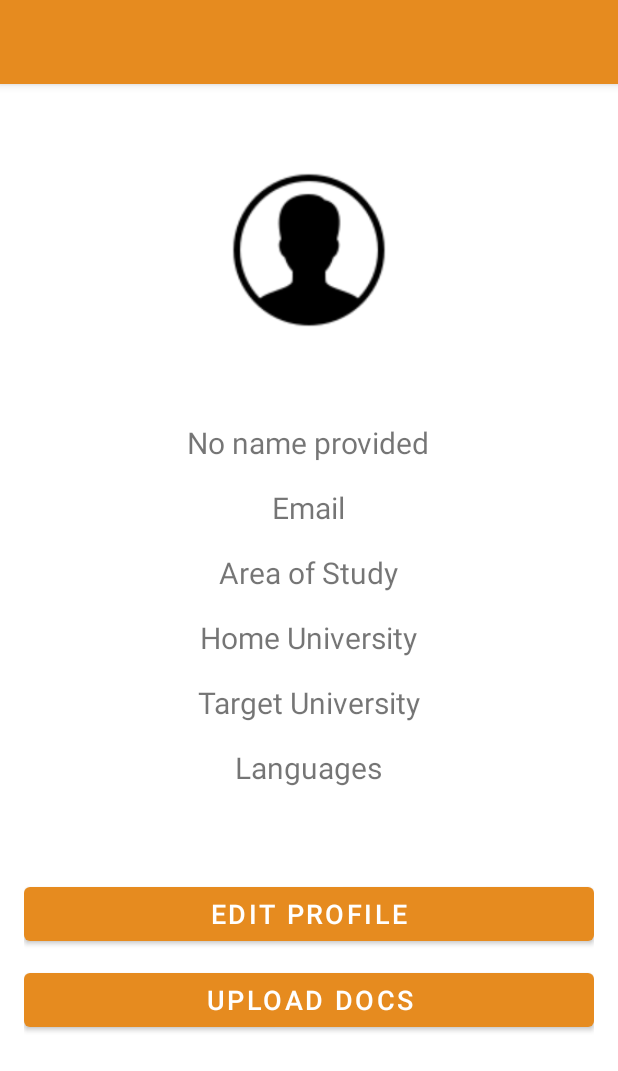
After one commit to ISIS3510-202410-Team14/Kotlin, an Android app: the ProfileActivity screen opened directly, with no data from a screen before it, on a phone screen of 412 x 824 dp. The commit adds this screen. Shown: the top 1071 px of the screen. Run offline under Robolectric (Android 15) with nearby library versions, the phone set to English and light mode, and no system bars; our stand-ins replace Firebase (no records; nobody signed in at launch, a user with empty details on screens opened directly), Picasso; pictures from the network do not load.

Commit message:
View #3 profile

```diff
--- a/app/src/main/AndroidManifest.xml
+++ b/app/src/main/AndroidManifest.xml
@@ -60,8 +60,12 @@
             android:name=".view.RegisterActivity"
             android:exported="false" />
         <activity
+            android:name=".view.ProfileActivity"
+            android:exported="false" />
+        <activity
             android:name=".view.AuthActivity"
             android:exported="false" />
+
         <activity
             android:name=".view.InitioActivity"
             android:exported="true">
--- a/app/src/main/java/com/optic/moveon/view/MainActivity.kt
+++ b/app/src/main/java/com/optic/moveon/view/MainActivity.kt
@@ -63,6 +63,7 @@ class MainActivity : AppCompatActivity() {
 
         setupBottomNavigationView()
 
+
         binding.botonmicro.setOnClickListener {
             val intent = Intent(this, BusquedaVozActivity::class.java)
             startActivity(intent)
@@ -83,6 +84,11 @@ class MainActivity : AppCompatActivity() {
             when (menuItem.itemId) {
                 R.id.navigation_location -> {
                     val intent = Intent(this, MapActivity::class.java)
+                    startActivity(intent)
+                    true
+                }
+                R.id.navigation_perfil -> {
+                    val intent = Intent(this, ProfileActivity::class.java)
                     startActivity(intent)
                     true
                 }
--- /dev/null
+++ b/app/src/main/java/com/optic/moveon/view/ProfileActivity.kt
@@ -0,0 +1,52 @@
+package com.optic.moveon.view
+
+
+import android.os.Bundle
+import androidx.appcompat.app.AppCompatActivity
+import com.google.firebase.auth.FirebaseAuth
+import com.google.firebase.database.FirebaseDatabase
+import com.optic.moveon.databinding.ActivityProfileBinding
+import com.squareup.picasso.Picasso
+
+class ProfileActivity : AppCompatActivity() {
+    private lateinit var binding: ActivityProfileBinding
+    override fun onCreate(savedInstanceState: Bundle?) {
+        super.onCreate(savedInstanceState)
+        binding = ActivityProfileBinding.inflate(layoutInflater)
+        setContentView(binding.root)
+
+        val user = FirebaseAuth.getInstance().currentUser
+        val userId = user?.uid
+
+        // Asumiendo que tienes una referencia a la base de datos de usuarios
+        val userRef = FirebaseDatabase.getInstance().getReference("Users").child(userId!!)
+
+        userRef.get().addOnSuccessListener { dataSnapshot ->
+            if (dataSnapshot.exists()) {
+                val name = dataSnapshot.child("name").value.toString()
+                val email = dataSnapshot.child("email").value.toString()
+                // Asumiendo que tienes campos como 'phone', 'address', etc.
+                binding.textName.text = name
+                binding.textEmail.text = email
+
+
+
+                val imageUrl = dataSnapshot.child("profileImageUrl").value.toString()
+                if (imageUrl.isNotEmpty()) {
+                    // Cargando la imagen con Picasso
+                    Picasso.get().load(imageUrl).into(binding.profileImage)
+                }
+            } else {
+                // Establecer valores predeterminados o manejar la ausencia de datos
+                binding.textName.text = "No name provided"
+            }
+        }.addOnFailureListener {
+            // Maneja errores
+        }
+
+        binding.buttonEditProfile.setOnClickListener {
+            // Iniciar la actividad de edición de perfil
+        }
+    }
+
+}
--- a/app/src/main/java/com/optic/moveon/view/UniversityActivity.kt
+++ b/app/src/main/java/com/optic/moveon/view/UniversityActivity.kt
@@ -188,7 +188,7 @@ class UniversityActivity : AppCompatActivity() {
     private fun universityFirebaseEvent(eventName: String, universityName: String?) {
         val bundle = Bundle()
         bundle.putString(FirebaseAnalytics.Param.ITEM_ID, universityName)
-        bundle.putString(FirebaseAnalytics.Param.ITEM_NAME, eventName)
+        bundle.putString(FirebaseAnalytics.Param.ITEM_NAME, universityName)
         bundle.putString(FirebaseAnalytics.Param.CONTENT_TYPE, "button")
         firebaseAnalytics.logEvent(eventName, bundle)
     }
--- /dev/null
+++ b/app/src/main/res/layout/activity_profile.xml
@@ -0,0 +1,91 @@
+<LinearLayout
+    xmlns:android="http://schemas.android.com/apk/res/android"
+    android:layout_width="match_parent"
+    android:layout_height="match_parent"
+    xmlns:tools="http://schemas.android.com/tools"
+    android:orientation="vertical"
+    android:padding="16dp"
+    tools:context="view.ProfileActivity">
+
+    <ImageView
+        android:id="@+id/profileImage"
+        android:layout_marginTop="40dp"
+        android:layout_width="400dp"
+        android:layout_height="109dp"
+        android:layout_gravity="center_horizontal"
+        android:layout_marginBottom="60dp"
+        android:src="@drawable/persona" />
+
+    <TextView
+        android:id="@+id/textName"
+        android:layout_width="wrap_content"
+        android:layout_height="wrap_content"
+        android:layout_gravity="center"
+        android:text="Name"
+        android:textSize="20sp" />
+
+    <TextView
+        android:id="@+id/textEmail"
+        android:layout_width="wrap_content"
+        android:layout_height="wrap_content"
+        android:layout_gravity="center"
+        android:text="Email"
+        android:textSize="20sp"
+        android:layout_marginTop="16dp"/>
+
+    <TextView
+        android:id="@+id/textAreaOfStudy"
+        android:layout_width="wrap_content"
+        android:layout_height="wrap_content"
+        android:layout_gravity="center"
+        android:text="Area of Study"
+        android:textSize="20sp"
+        android:layout_marginTop="16dp"/>
+
+    <TextView
+        android:id="@+id/textHomeUniversity"
+        android:layout_width="wrap_content"
+        android:layout_height="wrap_content"
+        android:layout_gravity="center"
+        android:text="Home University"
+        android:textSize="20sp"
+        android:layout_marginTop="16dp"/>
+
+    <TextView
+        android:id="@+id/textTargetUniversity"
+        android:layout_width="wrap_content"
+        android:layout_height="wrap_content"
+        android:layout_gravity="center"
+        android:text="Target University"
+        android:textSize="20sp"
+        android:layout_marginTop="16dp"/>
+
+    <TextView
+        android:id="@+id/textLanguages"
+        android:layout_width="wrap_content"
+        android:layout_height="wrap_content"
+        android:layout_gravity="center"
+        android:text="Languages"
+        android:textSize="20sp"
+        android:layout_marginTop="16dp"/>
+
+
+
+
+    <Button
+        android:id="@+id/buttonEditProfile"
+        android:layout_width="match_parent"
+        android:layout_height="wrap_content"
+        android:textSize="18sp"
+        android:text="Edit Profile"
+        android:layout_marginTop="60dp"/>
+
+    <Button
+        android:id="@+id/buttonUploadDocs"
+        android:layout_width="match_parent"
+        android:layout_height="wrap_content"
+        android:textSize="18sp"
+        android:text="UPLOAD DOCS"
+        android:layout_marginTop="9dp"/>
+
+</LinearLayout>
```
Also changed, not shown: app/src/main/res/drawable/persona.png (added).
